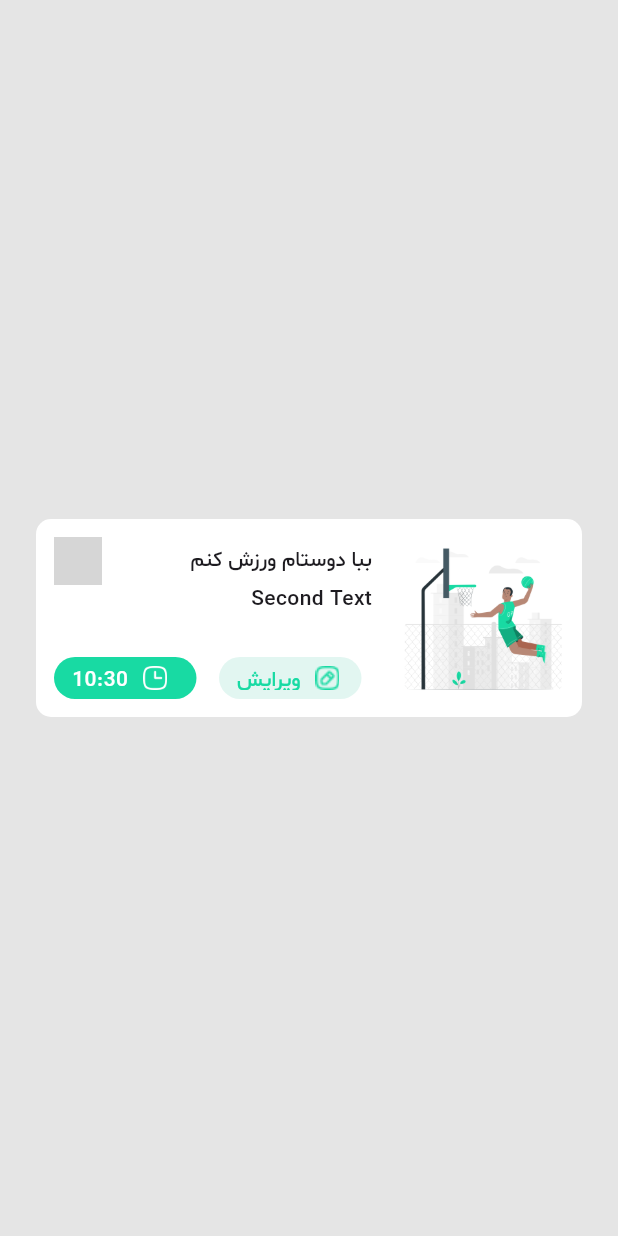
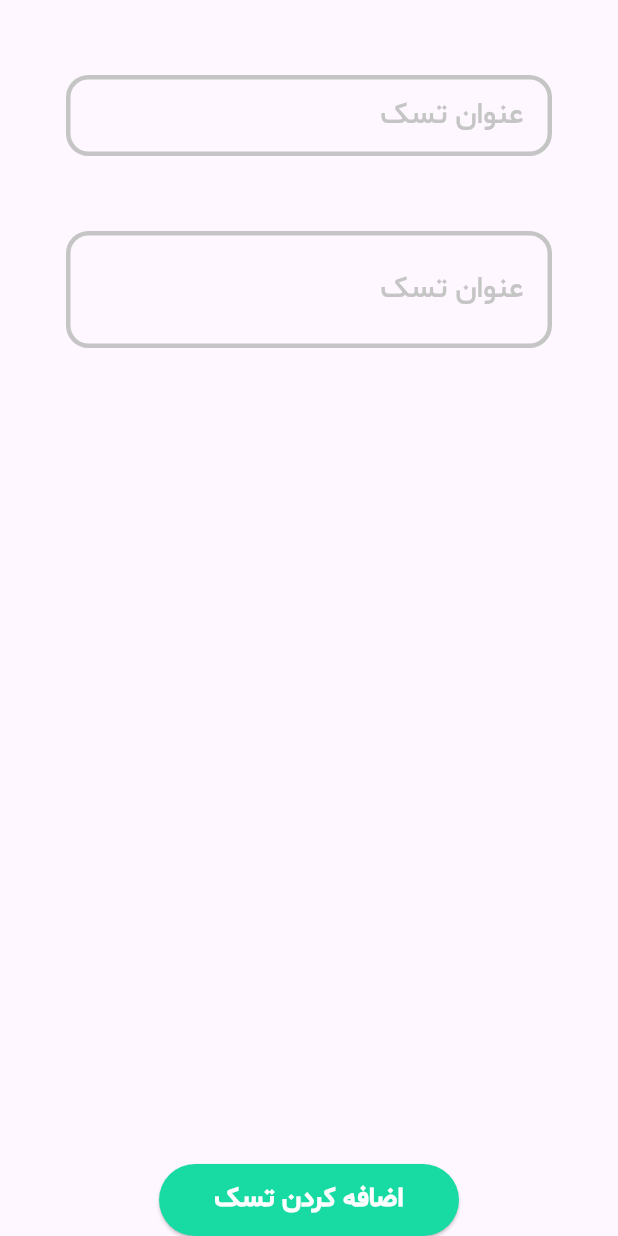
Before and after one commit to Alireza-Seif/Note, a Flutter app: the screen it shows after launch, on a phone screen of 412 x 824 dp. Run offline on Flutter 3.47's test engine with Material 3 defaults, Android fonts, the phone set to English and light mode, and no system bars; our stand-ins replace hive_flutter; missing offline and left inert: msh_checkbox; accounts and stored records are empty; grey boxes are pictures that could not be loaded.

Commit message:
feat: add AddTaskScreen

```diff
--- a/lib/main.dart
+++ b/lib/main.dart
@@ -1,6 +1,6 @@
 import 'package:flutter/material.dart';
 import 'package:hive_flutter/hive_flutter.dart';
-import 'package:note_application/screens/home_screen.dart';
+import 'package:note_application/screens/add_task_screen.dart';
 
 void main() async {
   await Hive.initFlutter();
@@ -21,7 +21,7 @@ class MainApp extends StatelessWidget {
               TextStyle(fontFamily: 'GB', fontSize: 16, color: Colors.white),
         ),
       ),
-      home: const HomeScreen(),
+      home: AddTaskScreen(),
     );
   }
 }
--- /dev/null
+++ b/lib/screens/add_task_screen.dart
@@ -0,0 +1,121 @@
+import 'package:flutter/material.dart';
+
+class AddTaskScreen extends StatefulWidget {
+  const AddTaskScreen({super.key});
+
+  @override
+  State<AddTaskScreen> createState() => _AddTaskScreenState();
+}
+
+class _AddTaskScreenState extends State<AddTaskScreen> {
+  FocusNode negahban1 = FocusNode();
+  FocusNode negahban2 = FocusNode();
+
+  @override
+  void initState() {
+    // TODO: implement initState
+    super.initState();
+    negahban1.addListener(() {
+      setState(() {});
+    });
+    negahban2.addListener(() {
+      setState(() {});
+    });
+  }
+
+  @override
+  Widget build(BuildContext context) {
+    return Scaffold(
+      body: SafeArea(
+        child: Center(
+          child: Column(
+            children: [
+              const SizedBox(height: 50),
+              Padding(
+                padding: const EdgeInsets.symmetric(horizontal: 44),
+                child: Directionality(
+                  textDirection: TextDirection.rtl,
+                  child: TextField(
+                    focusNode: negahban1,
+                    decoration: InputDecoration(
+                      contentPadding: const EdgeInsets.symmetric(
+                          horizontal: 15, vertical: 15),
+                      labelText: 'عنوان تسک',
+                      labelStyle: TextStyle(
+                        fontSize: 20,
+                        color: negahban1.hasFocus
+                            ? const Color(0xff18DAA3)
+                            : const Color(0xffC5C5C5),
+                      ),
+                      enabledBorder: const OutlineInputBorder(
+                        borderRadius: BorderRadius.all(Radius.circular(15)),
+                        borderSide:
+                            BorderSide(color: Color(0xffC5C5C5), width: 3.0),
+                      ),
+                      focusedBorder: const OutlineInputBorder(
+                        borderRadius: BorderRadius.all(Radius.circular(15)),
+                        borderSide: BorderSide(
+                          width: 3,
+                          color: Color(0xff18DAA3),
+                        ),
+                      ),
+                    ),
+                  ),
+                ),
+              ),
+              const SizedBox(height: 50),
+              Padding(
+                padding: const EdgeInsets.symmetric(horizontal: 44),
+                child: Directionality(
+                  textDirection: TextDirection.rtl,
+                  child: TextField(
+                    maxLines: 2,
+                    focusNode: negahban2,
+                    decoration: InputDecoration(
+                      contentPadding: const EdgeInsets.symmetric(
+                          horizontal: 15, vertical: 15),
+                      labelText: 'عنوان تسک',
+                      labelStyle: TextStyle(
+                        fontSize: 20,
+                        color: negahban2.hasFocus
+                            ? const Color(0xff18DAA3)
+                            : const Color(0xffC5C5C5),
+                      ),
+                      enabledBorder: const OutlineInputBorder(
+                        borderRadius: BorderRadius.all(Radius.circular(15)),
+                        borderSide:
+                            BorderSide(color: Color(0xffC5C5C5), width: 3.0),
+                      ),
+                      focusedBorder: const OutlineInputBorder(
+                        borderRadius: BorderRadius.all(Radius.circular(15)),
+                        borderSide: BorderSide(
+                          width: 3,
+                          color: Color(0xff18DAA3),
+                        ),
+                      ),
+                    ),
+                  ),
+                ),
+              ),
+              Spacer(),
+              ElevatedButton(
+                onPressed: () {},
+                style: ElevatedButton.styleFrom(
+                    backgroundColor: const Color(0xff18DAA3),
+                    foregroundColor: Colors.white,
+                    minimumSize: const Size(200, 48)),
+                child: const Text(
+                  'اضافه کردن تسک',
+                  style: TextStyle(
+                    fontSize: 18,
+                    fontWeight: FontWeight.bold,
+                  ),
+                ),
+              )
+            ],
+          ),
+        ),
+      ),
+    );
+  }
+}
```
